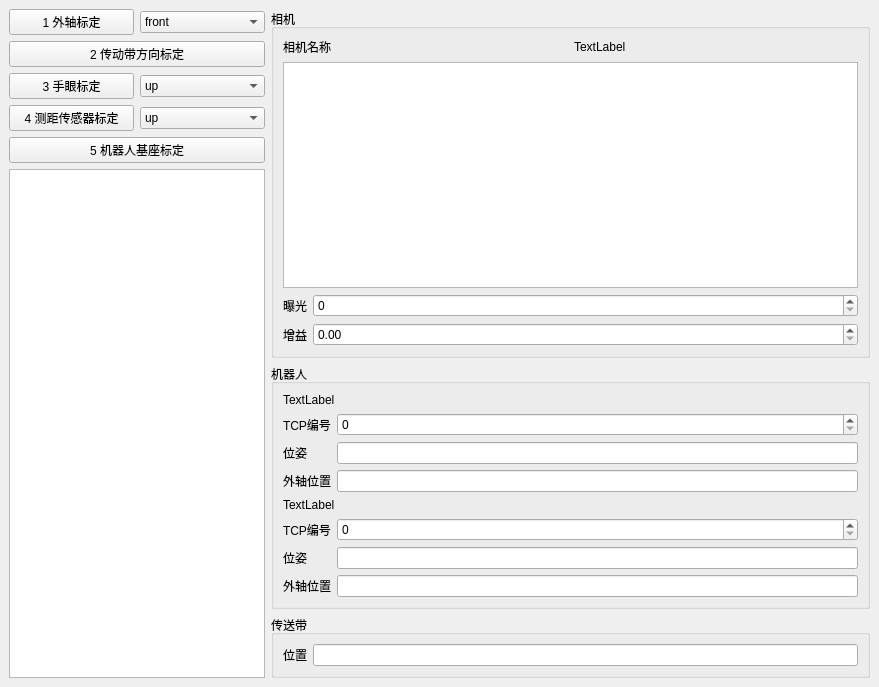
This is SpraySystem/Forms/Calibration/calibrationform.ui in yangzai0823/SpraySystem as Qt 5 draws it before an edit. The edited form follows.
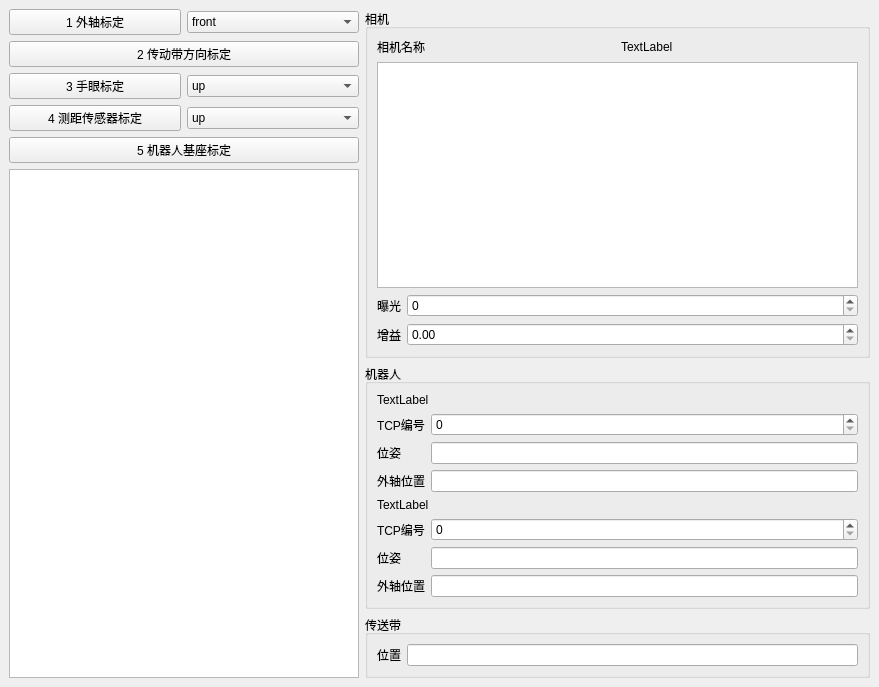
This is the edited form.

Commit message: feat(handeye):finish handeye process debugging feat(form):treeview expands all while updating; adjust widget width

The edit to the form file:
```diff
--- a/SpraySystem/Forms/Calibration/calibrationform.ui
+++ b/SpraySystem/Forms/Calibration/calibrationform.ui
@@ -172,14 +172,14 @@
       <item>
        <widget class="QTreeView" name="treeView">
         <property name="sizePolicy">
-         <sizepolicy hsizetype="Fixed" vsizetype="Expanding">
+         <sizepolicy hsizetype="Minimum" vsizetype="Expanding">
           <horstretch>0</horstretch>
           <verstretch>0</verstretch>
          </sizepolicy>
         </property>
         <property name="minimumSize">
          <size>
-          <width>0</width>
+          <width>350</width>
           <height>0</height>
          </size>
         </property>
@@ -197,6 +197,18 @@
      <layout class="QVBoxLayout" name="verticalLayout_2">
       <item>
        <widget class="QGroupBox" name="groupBox">
+        <property name="sizePolicy">
+         <sizepolicy hsizetype="MinimumExpanding" vsizetype="Preferred">
+          <horstretch>0</horstretch>
+          <verstretch>0</verstretch>
+         </sizepolicy>
+        </property>
+        <property name="minimumSize">
+         <size>
+          <width>500</width>
+          <height>0</height>
+         </size>
+        </property>
         <property name="title">
          <string>相机</string>
         </property>
@@ -220,7 +232,14 @@
           </layout>
          </item>
          <item>
-          <widget class="QGraphicsView" name="graphicsView"/>
+          <widget class="QGraphicsView" name="graphicsView">
+           <property name="sizePolicy">
+            <sizepolicy hsizetype="MinimumExpanding" vsizetype="Expanding">
+             <horstretch>0</horstretch>
+             <verstretch>0</verstretch>
+            </sizepolicy>
+           </property>
+          </widget>
          </item>
          <item>
           <layout class="QFormLayout" name="formLayout_2">
```
The commit also changes 8 other files.
